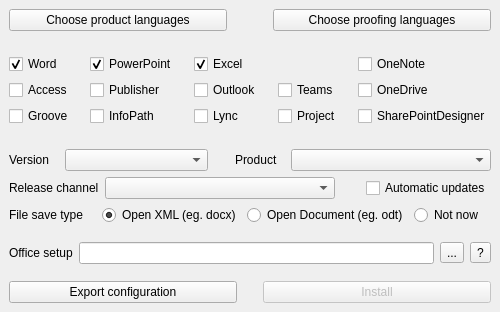
Old version of the form src/installer.ui in the repository Fantazzj/MS-office-installer-Qt.
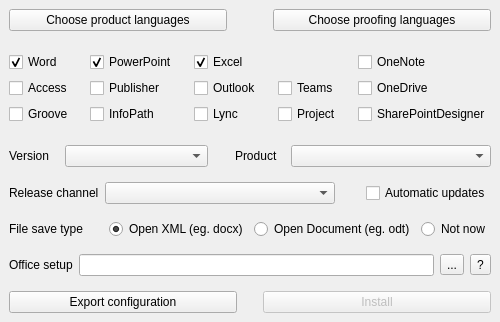
New version of the form.

```diff
--- a/src/installer.ui
+++ b/src/installer.ui
@@ -7,7 +7,7 @@
     <x>0</x>
     <y>0</y>
     <width>481</width>
-    <height>312</height>
+    <height>322</height>
    </rect>
   </property>
   <property name="windowTitle">
@@ -69,10 +69,13 @@
       <property name="orientation">
        <enum>Qt::Vertical</enum>
       </property>
+      <property name="sizeType">
+       <enum>QSizePolicy::Expanding</enum>
+      </property>
       <property name="sizeHint" stdset="0">
        <size>
         <width>20</width>
-        <height>40</height>
+        <height>30</height>
        </size>
       </property>
      </spacer>
@@ -364,26 +367,24 @@
       <property name="orientation">
        <enum>Qt::Vertical</enum>
       </property>
+      <property name="sizeType">
+       <enum>QSizePolicy::Expanding</enum>
+      </property>
       <property name="sizeHint" stdset="0">
        <size>
         <width>20</width>
-        <height>40</height>
+        <height>30</height>
        </size>
       </property>
      </spacer>
     </item>
-    <item>
-     <layout class="QVBoxLayout" name="verticalLayout">
       <item>
        <layout class="QHBoxLayout" name="horizontalLayout_3">
+      <property name="sizeConstraint">
+       <enum>QLayout::SetDefaultConstraint</enum>
+      </property>
         <item>
          <widget class="QLabel" name="label_3">
-          <property name="sizePolicy">
-           <sizepolicy hsizetype="Preferred" vsizetype="Maximum">
-            <horstretch>0</horstretch>
-            <verstretch>0</verstretch>
-           </sizepolicy>
-          </property>
           <property name="maximumSize">
            <size>
             <width>50</width>
@@ -435,12 +436,6 @@
         </item>
         <item>
          <widget class="QLabel" name="label_5">
-          <property name="sizePolicy">
-           <sizepolicy hsizetype="Preferred" vsizetype="Fixed">
-            <horstretch>0</horstretch>
-            <verstretch>0</verstretch>
-           </sizepolicy>
-          </property>
           <property name="maximumSize">
            <size>
             <width>50</width>
@@ -476,16 +471,29 @@
         </item>
        </layout>
       </item>
+    <item>
+     <spacer name="verticalSpacer_5">
+      <property name="orientation">
+       <enum>Qt::Vertical</enum>
+      </property>
+      <property name="sizeType">
+       <enum>QSizePolicy::Expanding</enum>
+      </property>
+      <property name="sizeHint" stdset="0">
+       <size>
+        <width>20</width>
+        <height>30</height>
+       </size>
+      </property>
+     </spacer>
+    </item>
       <item>
        <layout class="QHBoxLayout" name="horizontalLayout_6">
+      <property name="sizeConstraint">
+       <enum>QLayout::SetDefaultConstraint</enum>
+      </property>
         <item>
          <widget class="QLabel" name="label_4">
-          <property name="sizePolicy">
-           <sizepolicy hsizetype="Preferred" vsizetype="Maximum">
-            <horstretch>0</horstretch>
-            <verstretch>0</verstretch>
-           </sizepolicy>
-          </property>
           <property name="maximumSize">
            <size>
             <width>110</width>
@@ -541,16 +549,29 @@
         </item>
        </layout>
       </item>
+    <item>
+     <spacer name="verticalSpacer_6">
+      <property name="orientation">
+       <enum>Qt::Vertical</enum>
+      </property>
+      <property name="sizeType">
+       <enum>QSizePolicy::Expanding</enum>
+      </property>
+      <property name="sizeHint" stdset="0">
+       <size>
+        <width>20</width>
+        <height>30</height>
+       </size>
+      </property>
+     </spacer>
+    </item>
       <item>
        <layout class="QHBoxLayout" name="horizontalLayout_7">
+      <property name="sizeConstraint">
+       <enum>QLayout::SetDefaultConstraint</enum>
+      </property>
         <item>
          <widget class="QLabel" name="label_6">
-          <property name="sizePolicy">
-           <sizepolicy hsizetype="MinimumExpanding" vsizetype="Preferred">
-            <horstretch>0</horstretch>
-            <verstretch>0</verstretch>
-           </sizepolicy>
-          </property>
           <property name="maximumSize">
            <size>
             <width>90</width>
@@ -575,7 +596,7 @@
           </property>
           <property name="sizeHint" stdset="0">
            <size>
-            <width>10</width>
+          <width>20</width>
             <height>20</height>
            </size>
           </property>
@@ -637,17 +658,18 @@
         </item>
        </layout>
       </item>
-     </layout>
-    </item>
     <item>
      <spacer name="verticalSpacer_2">
       <property name="orientation">
        <enum>Qt::Vertical</enum>
       </property>
+      <property name="sizeType">
+       <enum>QSizePolicy::Expanding</enum>
+      </property>
       <property name="sizeHint" stdset="0">
        <size>
         <width>20</width>
-        <height>40</height>
+        <height>30</height>
        </size>
       </property>
      </spacer>
@@ -659,12 +681,6 @@
       </property>
       <item>
        <widget class="QLabel" name="label_2">
-        <property name="sizePolicy">
-         <sizepolicy hsizetype="Preferred" vsizetype="Maximum">
-          <horstretch>0</horstretch>
-          <verstretch>0</verstretch>
-         </sizepolicy>
-        </property>
         <property name="maximumSize">
          <size>
           <width>100</width>
@@ -716,16 +732,22 @@
       <property name="orientation">
        <enum>Qt::Vertical</enum>
       </property>
+      <property name="sizeType">
+       <enum>QSizePolicy::Expanding</enum>
+      </property>
       <property name="sizeHint" stdset="0">
        <size>
         <width>20</width>
-        <height>40</height>
+        <height>30</height>
        </size>
       </property>
      </spacer>
     </item>
     <item>
      <layout class="QHBoxLayout" name="horizontalLayout_5">
+      <property name="sizeConstraint">
+       <enum>QLayout::SetDefaultConstraint</enum>
+      </property>
       <item>
        <widget class="QPushButton" name="pushButtonExport">
         <property name="locale">
```
Left out of the diff: 3 changed lines with no effect on the pictures. Lines whose indentation alone changed are shown as unchanged.
